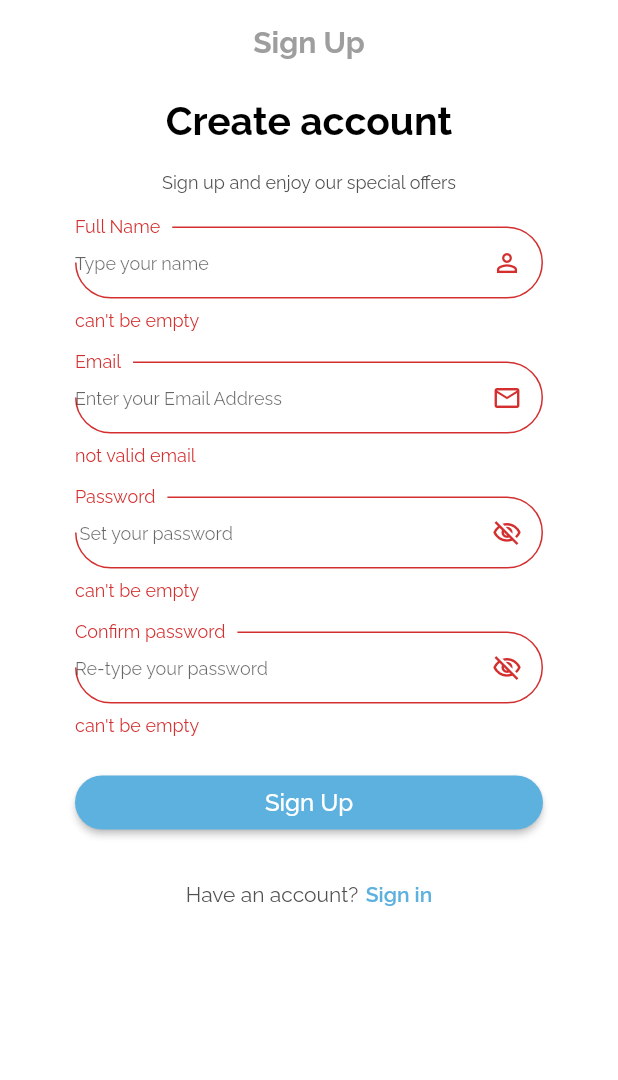
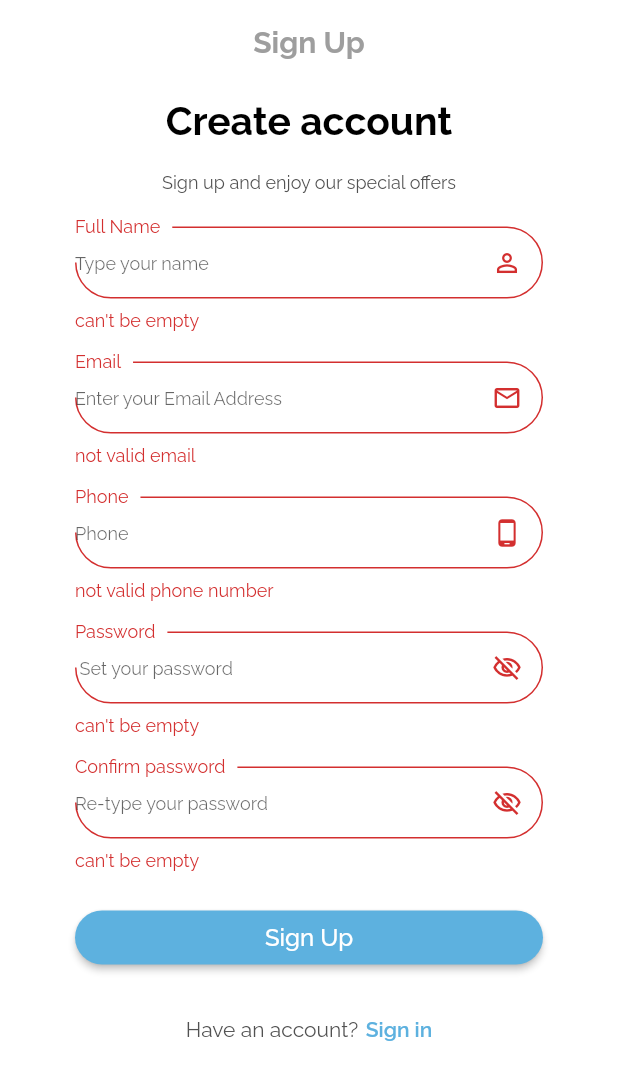
Before and after one commit to hassanbahaa/hamzawy-store-app, a Flutter app: the SignUp screen opened by its route, after a tap on "Sign Up", on a phone screen of 412 x 824 dp. Shown: the top 1080 px of the screen. Run offline on Flutter 3.47's test engine with Material 2 defaults, Android fonts, the phone set to English and light mode, and no system bars; our stand-ins replace dartz, flutter_otp_text_field, get, lottie, shared_preferences; accounts and stored records are empty; project files that could hold a hidden picture were left out.

Commit message:
signup api

```diff
--- a/lib/controller/auth/signup/signup_controller.dart
+++ b/lib/controller/auth/signup/signup_controller.dart
@@ -2,27 +2,60 @@ import 'package:flutter/material.dart';
 import 'package:get/get.dart';
 import 'package:get/get_core/src/get_main.dart';
 import 'package:get/get_state_manager/src/simple/get_controllers.dart';
+import 'package:hamzawy_store/core/class/statusrequest.dart';
 import 'package:hamzawy_store/core/constant/routes_names.dart';
+import 'package:hamzawy_store/data/data_source/remote/auth/signup.dart';
+
+import '../../../core/functions/handling_data.dart';
 
 abstract class SignUpController extends GetxController{
   signUp();
   goToLogin();
+  showPassword();
+  showRepassword();
 }
 
 class SignUpControllerImp extends SignUpController{
 
   late TextEditingController name;
   late TextEditingController email;
+  late TextEditingController phone;
   late TextEditingController password;
   late TextEditingController rePassword;
+  bool hidePassword = true;
+  bool hideRepassword = true;
   GlobalKey<FormState> SignUpFormState = GlobalKey<FormState>();
+  SignUpData signUpData = SignUpData(Get.find());
+
+
+  List data = [];
+
+
+
+  late StatusRequest statusRequest ;
+
 
   @override
-  signUp() {
+  signUp() async {
     var formData = SignUpFormState.currentState;
     if (formData!.validate()){
-      print("Valid inputs");
-      Get.offNamed(AppRoute.signUpCheckCode);
+
+
+      statusRequest = StatusRequest.loading;
+
+      var response = await signUpData.postData(name.text, email.text, password.text, phone.text);
+      statusRequest = handlingData(response);
+      if(StatusRequest.success == statusRequest){
+        if ( response['status'] == "sign up success"){
+          data.add(response['data']);
+          print("Valid inputs");
+          Get.offNamed(AppRoute.signUpCheckCode);
+        }else if( response['status'] == "you already had an account with this email or phone, sign in" ) {
+          Get.defaultDialog(title: "error",middleText: "alreadyhave".tr);
+          statusRequest = StatusRequest.failure;
+        }
+      }
+      update();
       // line below to clear the input fields
       Get.delete<SignUpControllerImp>();
     }else{
@@ -40,6 +73,7 @@ class SignUpControllerImp extends SignUpController{
   void onInit() {
     name = TextEditingController();
     email = TextEditingController();
+    phone = TextEditingController();
     password = TextEditingController();
     rePassword = TextEditingController();
     super.onInit();
@@ -57,6 +91,18 @@ class SignUpControllerImp extends SignUpController{
     super.dispose();
   }
 
+  @override
+  showPassword() {
+  hidePassword = !hidePassword;
+  update();
+  }
+
+  @override
+  showRepassword() {
+    hideRepassword = !hideRepassword;
+    update();
+  }
+
 
 
 }
--- a/lib/core/localization/translation.dart
+++ b/lib/core/localization/translation.dart
@@ -5,7 +5,8 @@ class MyTranslation extends Translations{
   Map<String,Map<String,String>> get keys => {
     "ar": {
       // Auth
-
+      //  auth error message
+      "alreadyhave":"لديك حساب بالفعل بهذا البريد الإلكتروني أو الهاتف ، قم بتسجيل الدخول",
       // email fields
       "Email":"البريد الإلكتروني",
       "Email Address":" قم بإدخال البريد الإلكتروني",
@@ -99,7 +100,7 @@ class MyTranslation extends Translations{
     },
     "en":{
       // Auth
-
+      "alreadyhave":"you already had an account with this email or phone, sign in",
           // email fields
             "Email":"Email",
             "Email Address":"Enter your Email Address",
--- /dev/null
+++ b/lib/data/data_source/remote/auth/signup.dart
@@ -0,0 +1,23 @@
+import 'package:hamzawy_store/core/class/crud.dart';
+import 'package:hamzawy_store/linkapi.dart';
+
+class SignUpData{
+
+  Crud crud;
+
+  SignUpData(this.crud);
+
+
+  postData(String name,String email, String password,String phone) async{
+    var response = await crud.postData(AppLink.signup, {
+      "name" : name,
+      "email" : email,
+      "password" : password,
+      "phone" : phone,
+    });
+    return response.fold((l) => l, (r) => r);
+  }
+
+
+
+}
--- a/lib/linkapi.dart
+++ b/lib/linkapi.dart
@@ -4,6 +4,12 @@ class AppLink{
   // static const String server      = "https://google.com";
   static const String test        = "$server/test.php";
 
+  // Auth //
+
+  //sign up api
+  static const String signup        = "$server/auth/signup.php";
+  static const String verifycode        = "$server/auth/verifycode.php";
+
 
 
 
--- a/lib/routes.dart
+++ b/lib/routes.dart
@@ -17,8 +17,8 @@ import 'package:hamzawy_store/view/screen/introduction/onboarding.dart';
 
 List<GetPage<dynamic>>? routes = [
 
-  // GetPage(name: "/",                            page: () => const Language() , middlewares: [MyMiddleWare()]),
-  GetPage(name: "/",                            page: () => const TestView()),
+  GetPage(name: "/",                            page: () => const Language() , middlewares: [MyMiddleWare()]),
+  // GetPage(name: "/",                            page: () => const TestView()),
   GetPage(name: AppRoute.login,                 page: () => const Login()),
   GetPage(name: AppRoute.forgetPassword,        page: () => const ForgetPassword()),
   GetPage(name: AppRoute.verifyCode,            page: () => const ForgetVerifyCode()),
--- a/lib/view/screen/auth/sign_up/signup.dart
+++ b/lib/view/screen/auth/sign_up/signup.dart
@@ -82,14 +82,35 @@ class SignUp extends StatelessWidget {
 
                 ),
                 SizedBox(height:  Dimentions.height20,),
-                // password text field
                 Container(
                   child: TextFieldAuthCustom(
+                    type: TextInputType.emailAddress,
+                    label: "Phone".tr,
+                    hint: "Phone".tr,
+                    icon: Icon(Icons.phone_android,size:  Dimentions.height20),
+                    myController: controller.phone,
+                    valed: (val){
+                      return validInput(val!, 5, 100, "phone");
+                    },
+                  ),
+
+
+                ),
+                SizedBox(height:  Dimentions.height20,),
+                // password text field
+                GetBuilder<SignUpControllerImp>(
+                  builder: (controller){
+                   return Container(
+                      child: TextFieldAuthCustom(
                         type: TextInputType.visiblePassword,
+                        password: controller.hidePassword,
+                        onTapIcon: (){
+                          controller.showPassword();
+                        },
                         // myController: ,
                         label: "Password".tr,
                         hint: "Type password signup".tr,
-                    icon: Icon(Icons.visibility_off_outlined,size:  Dimentions.height20),
+                        icon: Icon(controller.hidePassword ? Icons.visibility_off_outlined : Icons.visibility_outlined,size:  Dimentions.height20),
                         myController: controller.password,
                         valed: (val){
                           return validInput(val!, 5, 50, "password");
@@ -97,17 +118,23 @@ class SignUp extends StatelessWidget {
                       ),
 
 
+                    );
+                  },
                 ),
                 SizedBox(height:  Dimentions.height20,),
                 // password confirm field
-                Container(
+                GetBuilder<SignUpControllerImp>(builder: (controller){
+                  return Container(
                     child: TextFieldAuthCustom(
                       type: TextInputType.visiblePassword,
-                    password: false,
+                      password: controller.hideRepassword,
+                      onTapIcon: (){
+                        controller.showRepassword();
+                      },
                       // myController: ,
                       label: "Confirm password".tr,
                       hint: "Confirm password hint".tr,
-                    icon: Icon(Icons.visibility_off_outlined,size:  Dimentions.height20),
+                      icon: Icon(controller.hideRepassword ? Icons.visibility_off_outlined : Icons.visibility_outlined,size:  Dimentions.height20),
                       myController: controller.rePassword,
                       valed: (val){
                         return validInput(val!, 5, 50, "re-password",pass: controller.password.text);
@@ -116,7 +143,8 @@ class SignUp extends StatelessWidget {
                     ),
 
 
-                ),
+                  );
+                }),
                 SizedBox(height:  Dimentions.height20,),
                 // sign up button
                 Container(
```
Lines whose indentation alone changed are shown as unchanged.
